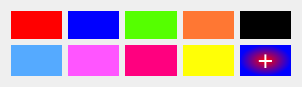
Above: UI/colorpicker.ui from nerdraven/PaintApp before the change. Below: the same form after it.
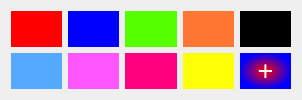
That is the form after the change.

Commit message: Worked on the Color picker widget

```diff
--- a/UI/colorpicker.ui
+++ b/UI/colorpicker.ui
@@ -7,9 +7,15 @@
     <x>0</x>
     <y>0</y>
     <width>302</width>
-    <height>78</height>
+    <height>100</height>
    </rect>
   </property>
+  <property name="minimumSize">
+   <size>
+    <width>0</width>
+    <height>100</height>
+   </size>
+  </property>
   <property name="windowTitle">
    <string>Form</string>
   </property>
```
The commit also changes 3 other files.
